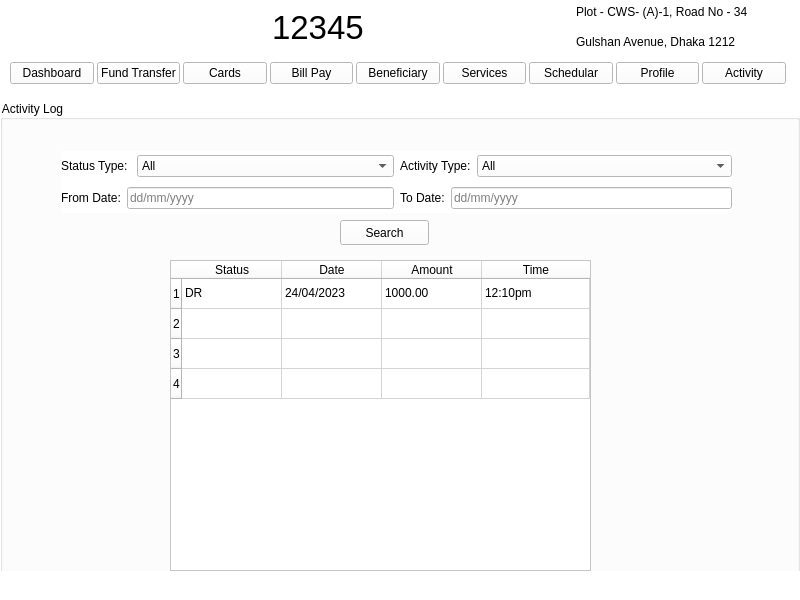
sarwar-jahin-port/bank-management-qt-project, file bank/mainwindow.ui: the form before one commit.
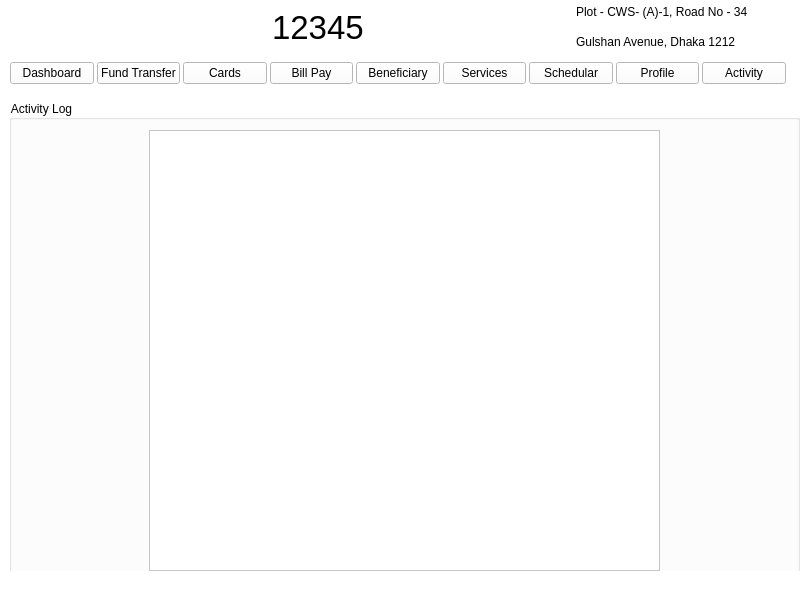
The form after the commit. The open tabs and pages were chosen to show the change. Icons and pictures are not drawn.

Commit message: activity page and some more functinalities are connected with database

Patch:
```diff
--- a/bank/mainwindow.ui
+++ b/bank/mainwindow.ui
@@ -719,239 +719,24 @@
      <widget class="QGroupBox" name="groupBox_8">
       <property name="geometry">
        <rect>
-        <x>0</x>
+        <x>9</x>
         <y>100</y>
-        <width>800</width>
+        <width>791</width>
         <height>500</height>
        </rect>
       </property>
       <property name="title">
        <string>Activity Log</string>
       </property>
-      <widget class="QPushButton" name="pushButton_6">
+      <widget class="QTableView" name="tableView">
        <property name="geometry">
         <rect>
-         <x>340</x>
-         <y>120</y>
-         <width>89</width>
-         <height>25</height>
+         <x>140</x>
+         <y>30</y>
+         <width>511</width>
+         <height>441</height>
         </rect>
        </property>
-       <property name="text">
-        <string>Search</string>
-       </property>
-      </widget>
-      <widget class="QTableWidget" name="tableWidget">
-       <property name="geometry">
-        <rect>
-         <x>170</x>
-         <y>160</y>
-         <width>421</width>
-         <height>311</height>
-        </rect>
-       </property>
-       <property name="sizePolicy">
-        <sizepolicy hsizetype="Expanding" vsizetype="Expanding">
-         <horstretch>0</horstretch>
-         <verstretch>0</verstretch>
-        </sizepolicy>
-       </property>
-       <property name="showGrid">
-        <bool>true</bool>
-       </property>
-       <property name="gridStyle">
-        <enum>Qt::SolidLine</enum>
-       </property>
-       <property name="sortingEnabled">
-        <bool>false</bool>
-       </property>
-       <property name="wordWrap">
-        <bool>true</bool>
-       </property>
-       <attribute name="horizontalHeaderCascadingSectionResizes">
-        <bool>false</bool>
-       </attribute>
-       <attribute name="horizontalHeaderShowSortIndicator" stdset="0">
-        <bool>false</bool>
-       </attribute>
-       <attribute name="horizontalHeaderStretchLastSection">
-        <bool>true</bool>
-       </attribute>
-       <row>
-        <property name="text">
-         <string>1</string>
-        </property>
-       </row>
-       <row>
-        <property name="text">
-         <string>2</string>
-        </property>
-       </row>
-       <row>
-        <property name="text">
-         <string>3</string>
-        </property>
-       </row>
-       <row>
-        <property name="text">
-         <string>4</string>
-        </property>
-       </row>
-       <column>
-        <property name="text">
-         <string>Status</string>
-        </property>
-       </column>
-       <column>
-        <property name="text">
-         <string>Date</string>
-        </property>
-       </column>
-       <column>
-        <property name="text">
-         <string>Amount</string>
-        </property>
-       </column>
-       <column>
-        <property name="text">
-         <string>Time</string>
-        </property>
-       </column>
-       <item row="0" column="0">
-        <property name="text">
-         <string>DR</string>
-        </property>
-       </item>
-       <item row="0" column="1">
-        <property name="text">
-         <string>24/04/2023</string>
-        </property>
-       </item>
-       <item row="0" column="2">
-        <property name="text">
-         <string>1000.00</string>
-        </property>
-       </item>
-       <item row="0" column="3">
-        <property name="text">
-         <string>12:10pm</string>
-        </property>
-       </item>
-      </widget>
-      <widget class="QWidget" name="layoutWidget">
-       <property name="geometry">
-        <rect>
-         <x>61</x>
-         <y>51</y>
-         <width>671</width>
-         <height>62</height>
-        </rect>
-       </property>
-       <layout class="QGridLayout" name="gridLayout_17">
-        <item row="0" column="1">
-         <layout class="QGridLayout" name="gridLayout_14">
-          <item row="0" column="1">
-           <widget class="QComboBox" name="comboBox_15">
-            <item>
-             <property name="text">
-              <string>All</string>
-             </property>
-            </item>
-            <item>
-             <property name="text">
-              <string>Account Statement</string>
-             </property>
-            </item>
-           </widget>
-          </item>
-          <item row="0" column="0">
-           <widget class="QLabel" name="label_25">
-            <property name="sizePolicy">
-             <sizepolicy hsizetype="Maximum" vsizetype="Preferred">
-              <horstretch>0</horstretch>
-              <verstretch>0</verstretch>
-             </sizepolicy>
-            </property>
-            <property name="text">
-             <string>Activity Type:</string>
-            </property>
-           </widget>
-          </item>
-         </layout>
-        </item>
-        <item row="0" column="0">
-         <layout class="QGridLayout" name="gridLayout_13">
-          <item row="0" column="1">
-           <widget class="QComboBox" name="comboBox_14">
-            <item>
-             <property name="text">
-              <string>All</string>
-             </property>
-            </item>
-            <item>
-             <property name="text">
-              <string>Success</string>
-             </property>
-            </item>
-            <item>
-             <property name="text">
-              <string>Failed</string>
-             </property>
-            </item>
-           </widget>
-          </item>
-          <item row="0" column="0">
-           <widget class="QLabel" name="label_24">
-            <property name="sizePolicy">
-             <sizepolicy hsizetype="Maximum" vsizetype="Preferred">
-              <horstretch>0</horstretch>
-              <verstretch>0</verstretch>
-             </sizepolicy>
-            </property>
-            <property name="text">
-             <string>Status Type: </string>
-            </property>
-           </widget>
-          </item>
-         </layout>
-        </item>
-        <item row="1" column="0">
-         <layout class="QGridLayout" name="gridLayout_15">
-          <item row="0" column="0">
-           <widget class="QLabel" name="label_26">
-            <property name="text">
-             <string>From Date:</string>
-            </property>
-           </widget>
-          </item>
-          <item row="0" column="1">
-           <widget class="QLineEdit" name="lineEdit_18">
-            <property name="placeholderText">
-             <string>dd/mm/yyyy</string>
-            </property>
-           </widget>
-          </item>
-         </layout>
-        </item>
-        <item row="1" column="1">
-         <layout class="QGridLayout" name="gridLayout_16">
-          <item row="0" column="1">
-           <widget class="QLineEdit" name="lineEdit_19">
-            <property name="placeholderText">
-             <string>dd/mm/yyyy</string>
-            </property>
-           </widget>
-          </item>
-          <item row="0" column="0">
-           <widget class="QLabel" name="label_27">
-            <property name="text">
-             <string>To Date:</string>
-            </property>
-           </widget>
-          </item>
-         </layout>
-        </item>
-       </layout>
       </widget>
      </widget>
      <widget class="QWidget" name="layoutWidget_9">
```
Left out of the diff: 75 changed lines with no effect on the pictures. The commit also changes 20 other files.
